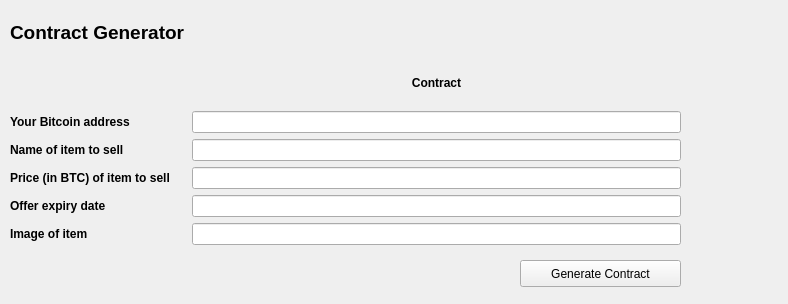
The window that src/UI_Files/ContractGenerator.ui (cgsheeh/SFWR3XA3_Redevelopment) describes before a commit, drawn with Qt 5.
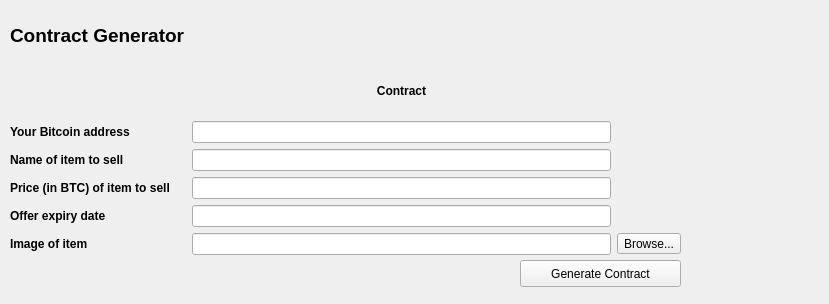
The same window after the commit.

Commit message: Rename labels

Patch:
```diff
--- a/src/UI_Files/ContractGenerator.ui
+++ b/src/UI_Files/ContractGenerator.ui
@@ -6,7 +6,7 @@
    <rect>
     <x>0</x>
     <y>0</y>
-    <width>788</width>
+    <width>829</width>
     <height>304</height>
    </rect>
   </property>
@@ -22,12 +22,24 @@
      <x>10</x>
      <y>10</y>
      <width>671</width>
-     <height>235</height>
+     <height>245</height>
     </rect>
    </property>
    <layout class="QGridLayout" name="gridLayout">
     <item row="7" column="1">
-     <widget class="QLineEdit" name="lineEdit_6"/>
+     <widget class="QLineEdit" name="image_edit"/>
+    </item>
+    <item row="3" column="1">
+     <widget class="QLineEdit" name="bitcoin_edit"/>
+    </item>
+    <item row="5" column="1">
+     <widget class="QLineEdit" name="price_edit"/>
+    </item>
+    <item row="6" column="1">
+     <widget class="QLineEdit" name="expiry_edit"/>
+    </item>
+    <item row="4" column="1">
+     <widget class="QLineEdit" name="name_edit"/>
     </item>
     <item row="1" column="0">
      <widget class="QLabel" name="label">
@@ -43,9 +55,6 @@
       </property>
      </widget>
     </item>
-    <item row="3" column="1">
-     <widget class="QLineEdit" name="lineEdit_2"/>
-    </item>
     <item row="6" column="0">
      <widget class="QLabel" name="label_7">
       <property name="font">
@@ -59,15 +68,6 @@
       </property>
      </widget>
     </item>
-    <item row="5" column="1">
-     <widget class="QLineEdit" name="lineEdit_4"/>
-    </item>
-    <item row="6" column="1">
-     <widget class="QLineEdit" name="lineEdit_5"/>
-    </item>
-    <item row="4" column="1">
-     <widget class="QLineEdit" name="lineEdit_3"/>
-    </item>
     <item row="5" column="0">
      <widget class="QLabel" name="label_6">
       <property name="font">
@@ -142,6 +142,13 @@
       </property>
      </widget>
     </item>
+    <item row="7" column="2">
+     <widget class="QToolButton" name="browse_button">
+      <property name="text">
+       <string>Browse...</string>
+      </property>
+     </widget>
+    </item>
    </layout>
   </widget>
   <widget class="QPushButton" name="pushButton">
```
Left out of the diff: 16 changed lines with no effect on the pictures. The commit also changes 3 other files.
